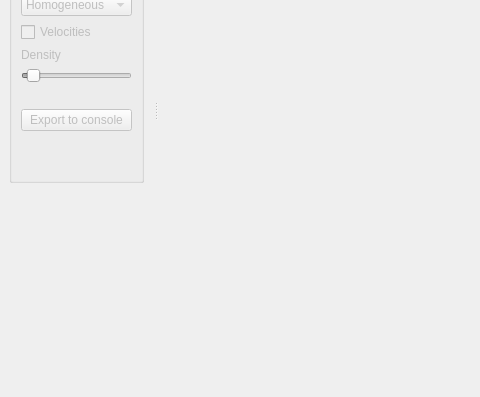
Above: ui/mainwindow.ui from chili-epfl/cowriter-trajectory-generator before the change; both pictures show x 0 to 480 and y 203 to 600 of the 800 by 600 pixel window. Below: the same form after it.
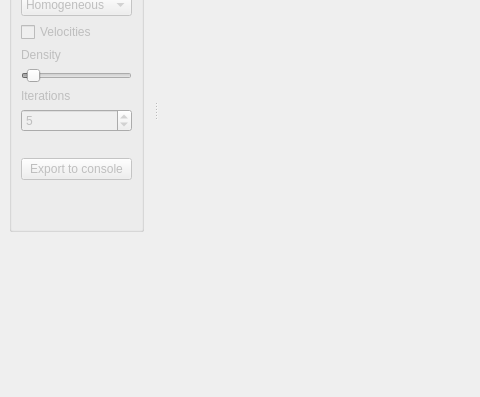
That is the form after the change.

```diff
--- a/ui/mainwindow.ui
+++ b/ui/mainwindow.ui
@@ -163,6 +163,32 @@
               </property>
              </widget>
             </item>
+            <item>
+             <widget class="QLabel" name="iterationsLabel">
+              <property name="enabled">
+               <bool>false</bool>
+              </property>
+              <property name="text">
+               <string>Iterations</string>
+              </property>
+             </widget>
+            </item>
+            <item>
+             <widget class="QSpinBox" name="iterations">
+              <property name="enabled">
+               <bool>false</bool>
+              </property>
+              <property name="minimum">
+               <number>1</number>
+              </property>
+              <property name="maximum">
+               <number>20</number>
+              </property>
+              <property name="value">
+               <number>5</number>
+              </property>
+             </widget>
+            </item>
             <item>
              <widget class="QLabel" name="nbPoints">
               <property name="text">
```
